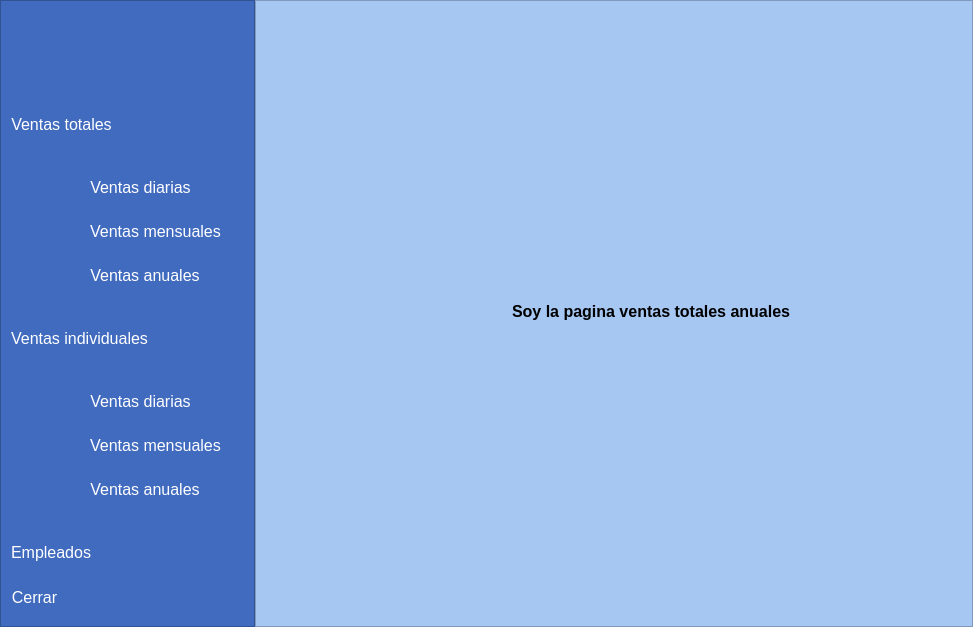
First picture: the form in Espressoft-master/ventas.ui, repository JulioSD26/Espressoft, before the edit.
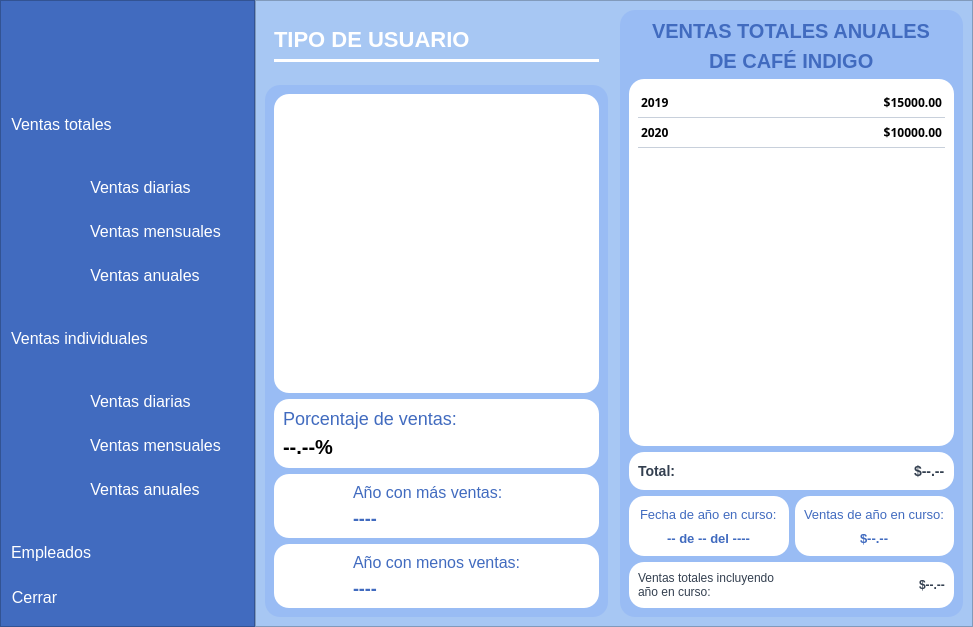
Second picture: the form after the edit. The open tabs and pages were chosen to show the change. Icons and pictures are not drawn. Custom widgets are drawn as their Qt base class.

Commit message: agregada ventana ventas totales anuales

Patch:
```diff
--- a/Espressoft-master/ventas.ui
+++ b/Espressoft-master/ventas.ui
@@ -53,7 +53,7 @@
        <property name="leftMargin">
         <number>0</number>
        </property>
-       <item>
+       <item alignment="Qt::AlignHCenter">
         <widget class="QLabel" name="logo_cafe_indigo">
          <property name="minimumSize">
           <size>
@@ -2427,26 +2427,938 @@
           </layout>
          </widget>
          <widget class="QWidget" name="pagina_ventas_totales_anuales">
-          <widget class="QLabel" name="label_6">
-           <property name="geometry">
-            <rect>
-             <x>256</x>
-             <y>270</y>
-             <width>321</width>
-             <height>81</height>
-            </rect>
-           </property>
-           <property name="font">
-            <font>
-             <pointsize>12</pointsize>
-             <weight>75</weight>
-             <bold>true</bold>
-            </font>
-           </property>
-           <property name="text">
-            <string>Soy la pagina ventas totales anuales</string>
-           </property>
-          </widget>
+          <layout class="QHBoxLayout" name="horizontalLayout_60">
+           <item>
+            <layout class="QHBoxLayout" name="horizontalLayout_42">
+             <property name="spacing">
+              <number>12</number>
+             </property>
+             <item>
+              <widget class="QFrame" name="frame_24">
+               <property name="styleSheet">
+                <string notr="true"/>
+               </property>
+               <layout class="QVBoxLayout" name="verticalLayout_21">
+                <property name="spacing">
+                 <number>5</number>
+                </property>
+                <property name="leftMargin">
+                 <number>0</number>
+                </property>
+                <property name="topMargin">
+                 <number>0</number>
+                </property>
+                <property name="rightMargin">
+                 <number>0</number>
+                </property>
+                <property name="bottomMargin">
+                 <number>0</number>
+                </property>
+                <item>
+                 <widget class="QWidget" name="widget_4" native="true">
+                  <property name="minimumSize">
+                   <size>
+                    <width>0</width>
+                    <height>70</height>
+                   </size>
+                  </property>
+                  <property name="maximumSize">
+                   <size>
+                    <width>16777215</width>
+                    <height>70</height>
+                   </size>
+                  </property>
+                  <layout class="QVBoxLayout" name="verticalLayout_33">
+                   <property name="spacing">
+                    <number>0</number>
+                   </property>
+                   <property name="rightMargin">
+                    <number>9</number>
+                   </property>
+                   <property name="bottomMargin">
+                    <number>9</number>
+                   </property>
+                   <item alignment="Qt::AlignTop">
+                    <widget class="QLabel" name="label_tipo_usuario_ventas_totales_anuales">
+                     <property name="minimumSize">
+                      <size>
+                       <width>0</width>
+                       <height>40</height>
+                      </size>
+                     </property>
+                     <property name="maximumSize">
+                      <size>
+                       <width>16777215</width>
+                       <height>40</height>
+                      </size>
+                     </property>
+                     <property name="styleSheet">
+                      <string notr="true">QLabel {
+	color: rgb(255, 255, 255);
+	font-family: 'Montserrat';
+	font-style: normal;
+	font-weight: bold;
+	font-size: 22px;
+}</string>
+                     </property>
+                     <property name="text">
+                      <string>TIPO DE USUARIO</string>
+                     </property>
+                    </widget>
+                   </item>
+                   <item alignment="Qt::AlignTop">
+                    <widget class="QFrame" name="frame_36">
+                     <property name="minimumSize">
+                      <size>
+                       <width>0</width>
+                       <height>3</height>
+                      </size>
+                     </property>
+                     <property name="maximumSize">
+                      <size>
+                       <width>16777215</width>
+                       <height>4</height>
+                      </size>
+                     </property>
+                     <property name="styleSheet">
+                      <string notr="true">background-color: rgb(255, 255, 255);
+border-radius: 2px;</string>
+                     </property>
+                     <property name="frameShape">
+                      <enum>QFrame::StyledPanel</enum>
+                     </property>
+                     <property name="frameShadow">
+                      <enum>QFrame::Raised</enum>
+                     </property>
+                    </widget>
+                   </item>
+                  </layout>
+                 </widget>
+                </item>
+                <item>
+                 <widget class="QFrame" name="frame_37">
+                  <property name="styleSheet">
+                   <string notr="true">QFrame {
+	background-color: rgb(153, 188, 244);
+	border-radius: 15px;
+}</string>
+                  </property>
+                  <property name="frameShape">
+                   <enum>QFrame::StyledPanel</enum>
+                  </property>
+                  <property name="frameShadow">
+                   <enum>QFrame::Raised</enum>
+                  </property>
+                  <layout class="QVBoxLayout" name="verticalLayout_34">
+                   <item>
+                    <widget class="PlotWidget" name="grafica_ventas_totales_anuales">
+                     <property name="sizePolicy">
+                      <sizepolicy hsizetype="Expanding" vsizetype="Expanding">
+                       <horstretch>0</horstretch>
+                       <verstretch>0</verstretch>
+                      </sizepolicy>
+                     </property>
+                     <property name="styleSheet">
+                      <string notr="true">background-color: rgb(255, 255, 255);
+border-radius: 15px;</string>
+                     </property>
+                    </widget>
+                   </item>
+                   <item>
+                    <widget class="QFrame" name="frame_39">
+                     <property name="styleSheet">
+                      <string notr="true">QFrame {
+	background-color: rgb(255, 255, 255);
+	border-radius: 15px;
+}</string>
+                     </property>
+                     <property name="frameShape">
+                      <enum>QFrame::StyledPanel</enum>
+                     </property>
+                     <property name="frameShadow">
+                      <enum>QFrame::Raised</enum>
+                     </property>
+                     <layout class="QHBoxLayout" name="horizontalLayout_51">
+                      <item>
+                       <layout class="QHBoxLayout" name="horizontalLayout_52">
+                        <item>
+                         <layout class="QVBoxLayout" name="verticalLayout_36">
+                          <item>
+                           <widget class="QLabel" name="label_28">
+                            <property name="styleSheet">
+                             <string notr="true">QLabel {
+	color: #416BBF;
+	font-family: 'Montserrat';
+	font-style: normal;
+	font-weight: 400;
+	font-size: 18px;
+}</string>
+                            </property>
+                            <property name="text">
+                             <string>Porcentaje de ventas:</string>
+                            </property>
+                           </widget>
+                          </item>
+                          <item>
+                           <widget class="QLabel" name="label_porcentaje_ventas_totales_anuales">
+                            <property name="styleSheet">
+                             <string notr="true">QLabel {
+	color: #000000;
+	font-family: 'Montserrat';
+	font-style: normal;
+	font-weight: bold;
+	font-size: 20px;
+}</string>
+                            </property>
+                            <property name="text">
+                             <string>--.--%</string>
+                            </property>
+                           </widget>
+                          </item>
+                         </layout>
+                        </item>
+                        <item alignment="Qt::AlignRight">
+                         <widget class="QLabel" name="label_29">
+                          <property name="text">
+                           <string/>
+                          </property>
+                          <property name="pixmap">
+                           <pixmap>resources/img/icono_estadistica.png</pixmap>
+                          </property>
+                         </widget>
+                        </item>
+                       </layout>
+                      </item>
+                     </layout>
+                    </widget>
+                   </item>
+                   <item>
+                    <widget class="QFrame" name="frame_40">
+                     <property name="styleSheet">
+                      <string notr="true">QFrame {
+	background-color: rgb(255, 255, 255);
+	border-radius: 15px;
+}</string>
+                     </property>
+                     <property name="frameShape">
+                      <enum>QFrame::StyledPanel</enum>
+                     </property>
+                     <property name="frameShadow">
+                      <enum>QFrame::Raised</enum>
+                     </property>
+                     <layout class="QHBoxLayout" name="horizontalLayout_53">
+                      <item>
+                       <layout class="QHBoxLayout" name="horizontalLayout_54">
+                        <item>
+                         <widget class="QLabel" name="label_30">
+                          <property name="maximumSize">
+                           <size>
+                            <width>64</width>
+                            <height>16777215</height>
+                           </size>
+                          </property>
+                          <property name="text">
+                           <string/>
+                          </property>
+                          <property name="pixmap">
+                           <pixmap>resources/img/icono_mes_mas_ventas.png</pixmap>
+                          </property>
+                         </widget>
+                        </item>
+                        <item>
+                         <layout class="QVBoxLayout" name="verticalLayout_37">
+                          <item>
+                           <widget class="QLabel" name="label_34">
+                            <property name="styleSheet">
+                             <string notr="true">QLabel {
+	color: #416BBF;
+	font-family: 'Montserrat';
+	font-style: normal;
+	font-weight: 400;
+	font-size: 16px;
+}</string>
+                            </property>
+                            <property name="text">
+                             <string>Año con más ventas:</string>
+                            </property>
+                           </widget>
+                          </item>
+                          <item>
+                           <widget class="QLabel" name="label_anio_mas_ventas_totales_anuales">
+                            <property name="styleSheet">
+                             <string notr="true">QLabel {
+	color: #416BBF;
+	font-family: 'Montserrat';
+	font-style: normal;
+	font-weight: bold;
+	font-size: 18px;
+}</string>
+                            </property>
+                            <property name="text">
+                             <string>----</string>
+                            </property>
+                           </widget>
+                          </item>
+                         </layout>
+                        </item>
+                       </layout>
+                      </item>
+                     </layout>
+                    </widget>
+                   </item>
+                   <item>
+                    <widget class="QFrame" name="frame_41">
+                     <property name="styleSheet">
+                      <string notr="true">QFrame {
+	background-color: rgb(255, 255, 255);
+	border-radius: 15px;
+}</string>
+                     </property>
+                     <property name="frameShape">
+                      <enum>QFrame::StyledPanel</enum>
+                     </property>
+                     <property name="frameShadow">
+                      <enum>QFrame::Raised</enum>
+                     </property>
+                     <layout class="QHBoxLayout" name="horizontalLayout_55">
+                      <item>
+                       <layout class="QHBoxLayout" name="horizontalLayout_56">
+                        <item>
+                         <widget class="QLabel" name="label_40">
+                          <property name="maximumSize">
+                           <size>
+                            <width>64</width>
+                            <height>16777215</height>
+                           </size>
+                          </property>
+                          <property name="text">
+                           <string/>
+                          </property>
+                          <property name="pixmap">
+                           <pixmap>resources/img/icono_mes_menos_ventas.png</pixmap>
+                          </property>
+                         </widget>
+                        </item>
+                        <item>
+                         <layout class="QVBoxLayout" name="verticalLayout_38">
+                          <item>
+                           <widget class="QLabel" name="label_41">
+                            <property name="styleSheet">
+                             <string notr="true">QLabel {
+	color: #416BBF;
+	font-family: 'Montserrat';
+	font-style: normal;
+	font-weight: 400;
+	font-size: 16px;
+}</string>
+                            </property>
+                            <property name="text">
+                             <string>Año con menos ventas:</string>
+                            </property>
+                           </widget>
+                          </item>
+                          <item>
+                           <widget class="QLabel" name="label_anio_menos_ventas_totales_anuales">
+                            <property name="styleSheet">
+                             <string notr="true">QLabel {
+	color: #416BBF;
+	font-family: 'Montserrat';
+	font-style: normal;
+	font-weight: bold;
+	font-size: 18px;
+}</string>
+                            </property>
+                            <property name="text">
+                             <string>----</string>
+                            </property>
+                           </widget>
+                          </item>
+                         </layout>
+                        </item>
+                       </layout>
+                      </item>
+                     </layout>
+                    </widget>
+                   </item>
+                  </layout>
+                 </widget>
+                </item>
+               </layout>
+              </widget>
+             </item>
+             <item>
+              <widget class="QFrame" name="frame_42">
+               <property name="maximumSize">
+                <size>
+                 <width>500</width>
+                 <height>16777215</height>
+                </size>
+               </property>
+               <property name="styleSheet">
+                <string notr="true">QFrame {
+	background-color: #99bcf4;
+	border-radius: 15px;
+}</string>
+               </property>
+               <layout class="QVBoxLayout" name="verticalLayout_39">
+                <item alignment="Qt::AlignHCenter">
+                 <widget class="QLabel" name="label_42">
+                  <property name="styleSheet">
+                   <string notr="true">QLabel {
+	color: #416BBF;	
+	font-family: 'Montserrat';
+	fo	nt-style: normal;
+	font-weight: 800;
+	font-size: 20px;
+	text-align: center;
+}</string>
+                  </property>
+                  <property name="text">
+                   <string>VENTAS TOTALES ANUALES</string>
+                  </property>
+                  <property name="wordWrap">
+                   <bool>false</bool>
+                  </property>
+                 </widget>
+                </item>
+                <item alignment="Qt::AlignHCenter">
+                 <widget class="QLabel" name="label_43">
+                  <property name="styleSheet">
+                   <string notr="true">QLabel {
+	color: #416BBF;	
+	font-family: 'Montserrat';
+	fo	nt-style: normal;
+	font-weight: 800;
+	font-size: 20px;
+	text-align: center;
+}</string>
+                  </property>
+                  <property name="text">
+                   <string>DE CAFÉ INDIGO</string>
+                  </property>
+                  <property name="wordWrap">
+                   <bool>true</bool>
+                  </property>
+                 </widget>
+                </item>
+                <item>
+                 <widget class="QFrame" name="frame_43">
+                  <property name="styleSheet">
+                   <string notr="true">QFrame {
+	background-color: rgb(255, 255, 255);
+	border-radius: 15px;
+}</string>
+                  </property>
+                  <property name="frameShape">
+                   <enum>QFrame::StyledPanel</enum>
+                  </property>
+                  <property name="frameShadow">
+                   <enum>QFrame::Raised</enum>
+                  </property>
+                  <layout class="QHBoxLayout" name="horizontalLayout_57">
+                   <property name="spacing">
+                    <number>6</number>
+                   </property>
+                   <property name="leftMargin">
+                    <number>9</number>
+                   </property>
+                   <property name="topMargin">
+                    <number>9</number>
+                   </property>
+                   <property name="rightMargin">
+                    <number>9</number>
+                   </property>
+                   <property name="bottomMargin">
+                    <number>9</number>
+                   </property>
+                   <item>
+                    <widget class="QTableWidget" name="tabla_ventas_totales_anuales">
+                     <property name="sizePolicy">
+                      <sizepolicy hsizetype="Expanding" vsizetype="Expanding">
+                       <horstretch>0</horstretch>
+                       <verstretch>0</verstretch>
+                      </sizepolicy>
+                     </property>
+                     <property name="styleSheet">
+                      <string notr="true">QTableWidget::item {
+	border-bottom: 1px solid #C8D0DB;
+	font-family: 'Montserrat';
+	font-style: normal;
+	font-weight: 600;
+	color: #000000;
+}
+
+
+</string>
+                     </property>
+                     <property name="sizeAdjustPolicy">
+                      <enum>QAbstractScrollArea::AdjustIgnored</enum>
+                     </property>
+                     <property name="editTriggers">
+                      <set>QAbstractItemView::NoEditTriggers</set>
+                     </property>
+                     <property name="showDropIndicator" stdset="0">
+                      <bool>false</bool>
+                     </property>
+                     <property name="dragDropOverwriteMode">
+                      <bool>false</bool>
+                     </property>
+                     <property name="alternatingRowColors">
+                      <bool>false</bool>
+                     </property>
+                     <property name="selectionMode">
+                      <enum>QAbstractItemView::NoSelection</enum>
+                     </property>
+                     <property name="selectionBehavior">
+                      <enum>QAbstractItemView::SelectRows</enum>
+                     </property>
+                     <property name="textElideMode">
+                      <enum>Qt::ElideRight</enum>
+                     </property>
+                     <property name="verticalScrollMode">
+                      <enum>QAbstractItemView::ScrollPerPixel</enum>
+                     </property>
+                     <property name="horizontalScrollMode">
+                      <enum>QAbstractItemView::ScrollPerPixel</enum>
+                     </property>
+                     <property name="showGrid">
+                      <bool>false</bool>
+                     </property>
+                     <property name="gridStyle">
+                      <enum>Qt::NoPen</enum>
+                     </property>
+                     <property name="sortingEnabled">
+                      <bool>false</bool>
+                     </property>
+                     <property name="wordWrap">
+                      <bool>false</bool>
+                     </property>
+                     <property name="cornerButtonEnabled">
+                      <bool>false</bool>
+                     </property>
+                     <attribute name="horizontalHeaderVisible">
+                      <bool>false</bool>
+                     </attribute>
+                     <attribute name="horizontalHeaderCascadingSectionResizes">
+                      <bool>false</bool>
+                     </attribute>
+                     <attribute name="horizontalHeaderMinimumSectionSize">
+                      <number>39</number>
+                     </attribute>
+                     <attribute name="horizontalHeaderHighlightSections">
+                      <bool>true</bool>
+                     </attribute>
+                     <attribute name="horizontalHeaderShowSortIndicator" stdset="0">
+                      <bool>false</bool>
+                     </attribute>
+                     <attribute name="horizontalHeaderStretchLastSection">
+                      <bool>true</bool>
+                     </attribute>
+                     <attribute name="verticalHeaderVisible">
+                      <bool>false</bool>
+                     </attribute>
+                     <attribute name="verticalHeaderCascadingSectionResizes">
+                      <bool>false</bool>
+                     </attribute>
+                     <attribute name="verticalHeaderHighlightSections">
+                      <bool>false</bool>
+                     </attribute>
+                     <attribute name="verticalHeaderStretchLastSection">
+                      <bool>false</bool>
+                     </attribute>
+                     <row>
+                      <property name="text">
+                       <string>1</string>
+                      </property>
+                     </row>
+                     <row>
+                      <property name="text">
+                       <string>2</string>
+                      </property>
+                     </row>
+                     <column>
+                      <property name="text">
+                       <string>Año</string>
+                      </property>
+                      <property name="font">
+                       <font>
+                        <family>Montserrat</family>
+                       </font>
+                      </property>
+                      <property name="textAlignment">
+                       <set>AlignCenter</set>
+                      </property>
+                      <property name="background">
+                       <color>
+                        <red>248</red>
+                        <green>250</green>
+                        <blue>255</blue>
+                       </color>
+                      </property>
+                      <property name="foreground">
+                       <brush brushstyle="SolidPattern">
+                        <color alpha="255">
+                         <red>52</red>
+                         <green>64</green>
+                         <blue>80</blue>
+                        </color>
+                       </brush>
+                      </property>
+                     </column>
+                     <column>
+                      <property name="text">
+                       <string>Ingresos totales</string>
+                      </property>
+                      <property name="font">
+                       <font>
+                        <family>Montserrat</family>
+                       </font>
+                      </property>
+                      <property name="textAlignment">
+                       <set>AlignCenter</set>
+                      </property>
+                      <property name="background">
+                       <color>
+                        <red>248</red>
+                        <green>250</green>
+                        <blue>255</blue>
+                       </color>
+                      </property>
+                      <property name="foreground">
+                       <brush brushstyle="SolidPattern">
+                        <color alpha="255">
+                         <red>52</red>
+                         <green>64</green>
+                         <blue>80</blue>
+                        </color>
+                       </brush>
+                      </property>
+                     </column>
+                     <item row="0" column="0">
+                      <property name="text">
+                       <string>2019</string>
+                      </property>
+                      <property name="font">
+                       <font>
+                        <family>Montserrat</family>
+                        <weight>75</weight>
+                        <bold>true</bold>
+                       </font>
+                      </property>
+                      <property name="flags">
+                       <set>ItemIsEnabled</set>
+                      </property>
+                     </item>
+                     <item row="0" column="1">
+                      <property name="text">
+                       <string>$15000.00</string>
+                      </property>
+                      <property name="font">
+                       <font>
+                        <family>Montserrat</family>
+                        <weight>75</weight>
+                        <bold>true</bold>
+                       </font>
+                      </property>
+                      <property name="textAlignment">
+                       <set>AlignTrailing|AlignVCenter</set>
+                      </property>
+                     </item>
+                     <item row="1" column="0">
+                      <property name="text">
+                       <string>2020</string>
+                      </property>
+                      <property name="font">
+                       <font>
+                        <family>Montserrat</family>
+                        <weight>75</weight>
+                        <bold>true</bold>
+                       </font>
+                      </property>
+                     </item>
+                     <item row="1" column="1">
+                      <property name="text">
+                       <string>$10000.00</string>
+                      </property>
+                      <property name="font">
+                       <font>
+                        <family>Montserrat</family>
+                        <weight>75</weight>
+                        <bold>true</bold>
+                       </font>
+                      </property>
+                      <property name="textAlignment">
+                       <set>AlignTrailing|AlignVCenter</set>
+                      </property>
+                     </item>
+                    </widget>
+                   </item>
+                  </layout>
+                 </widget>
+                </item>
+                <item>
+                 <widget class="QFrame" name="frame_44">
+                  <property name="styleSheet">
+                   <string notr="true">QFrame {
+	background-color: rgb(255, 255, 255);
+	border-radius: 15px;
+}</string>
+                  </property>
+                  <property name="frameShape">
+                   <enum>QFrame::StyledPanel</enum>
+                  </property>
+                  <property name="frameShadow">
+                   <enum>QFrame::Raised</enum>
+                  </property>
+                  <layout class="QHBoxLayout" name="horizontalLayout_58">
+                   <item>
+                    <layout class="QHBoxLayout" name="horizontalLayout_59">
+                     <item>
+                      <widget class="QLabel" name="label_44">
+                       <property name="styleSheet">
+                        <string notr="true">QLabel {
+	color: #344050;
+	font-family: 'Montserrat';
+	font-style: normal;
+	font-weight: 600;
+	font-size: 14px;
+}</string>
+                       </property>
+                       <property name="text">
+                        <string>Total:</string>
+                       </property>
+                      </widget>
+                     </item>
+                     <item>
+                      <spacer name="horizontalSpacer_7">
+                       <property name="orientation">
+                        <enum>Qt::Horizontal</enum>
+                       </property>
+                       <property name="sizeHint" stdset="0">
+                        <size>
+                         <width>40</width>
+                         <height>20</height>
+                        </size>
+                       </property>
+                      </spacer>
+                     </item>
+                     <item>
+                      <widget class="QLabel" name="label_total_ventas_totales_anuales">
+                       <property name="styleSheet">
+                        <string notr="true">QLabel {
+	color: #344050;
+	font-family: 'Montserrat';
+	font-style: normal;
+	font-weight: 600;
+	font-size: 14px;
+}</string>
+                       </property>
+                       <property name="text">
+                        <string>$--.--</string>
+                       </property>
+                      </widget>
+                     </item>
+                    </layout>
+                   </item>
+                  </layout>
+                 </widget>
+                </item>
+                <item>
+                 <layout class="QHBoxLayout" name="horizontalLayout_61">
+                  <item>
+                   <widget class="QFrame" name="frame_45">
+                    <property name="styleSheet">
+                     <string notr="true">QFrame {
+	background-color: rgb(255, 255, 255);
+	border-radius: 15px;
+}</string>
+                    </property>
+                    <property name="frameShape">
+                     <enum>QFrame::StyledPanel</enum>
+                    </property>
+                    <property name="frameShadow">
+                     <enum>QFrame::Raised</enum>
+                    </property>
+                    <layout class="QVBoxLayout" name="verticalLayout_43">
+                     <property name="leftMargin">
+                      <number>6</number>
+                     </property>
+                     <property name="rightMargin">
+                      <number>6</number>
+                     </property>
+                     <item>
+                      <layout class="QVBoxLayout" name="verticalLayout_41">
+                       <item alignment="Qt::AlignHCenter">
+                        <widget class="QLabel" name="label_6">
+                         <property name="styleSheet">
+                          <string notr="true">QLabel {
+	color: #416BBF;
+	font-family: 'Montserrat';
+	font-style: normal;
+	font-weight: 400;
+	font-size: 13px;
+}</string>
+                         </property>
+                         <property name="text">
+                          <string>Fecha de año en curso:</string>
+                         </property>
+                        </widget>
+                       </item>
+                       <item alignment="Qt::AlignHCenter">
+                        <widget class="QLabel" name="label_fecha_anio_en_curso_ventas_totales_anuales">
+                         <property name="styleSheet">
+                          <string notr="true">QLabel {
+	color: #416BBF;
+	font-family: 'Montserrat';
+	font-style: normal;
+	font-weight: 700;
+	font-size: 13px;
+}</string>
+                         </property>
+                         <property name="text">
+                          <string>-- de -- del ----</string>
+                         </property>
+                        </widget>
+                       </item>
+                      </layout>
+                     </item>
+                    </layout>
+                   </widget>
+                  </item>
+                  <item>
+                   <widget class="QFrame" name="frame_38">
+                    <property name="minimumSize">
+                     <size>
+                      <width>0</width>
+                      <height>60</height>
+                     </size>
+                    </property>
+                    <property name="styleSheet">
+                     <string notr="true">QFrame {
+	background-color: rgb(255, 255, 255);
+	border-radius: 15px;
+}</string>
+                    </property>
+                    <property name="frameShape">
+                     <enum>QFrame::StyledPanel</enum>
+                    </property>
+                    <property name="frameShadow">
+                     <enum>QFrame::Raised</enum>
+                    </property>
+                    <layout class="QVBoxLayout" name="verticalLayout_44">
+                     <property name="leftMargin">
+                      <number>6</number>
+                     </property>
+                     <property name="topMargin">
+                      <number>9</number>
+                     </property>
+                     <property name="rightMargin">
+                      <number>6</number>
+                     </property>
+                     <item>
+                      <layout class="QVBoxLayout" name="verticalLayout_42">
+                       <item alignment="Qt::AlignHCenter">
+                        <widget class="QLabel" name="label_47">
+                         <property name="styleSheet">
+                          <string notr="true">QLabel {
+	color: #416BBF;
+	font-family: 'Montserrat';
+	font-style: normal;
+	font-weight: 400;
+	font-size: 13px;
+}</string>
+                         </property>
+                         <property name="text">
+                          <string>Ventas de año en curso:</string>
+                         </property>
+                        </widget>
+                       </item>
+                       <item alignment="Qt::AlignHCenter">
+                        <widget class="QLabel" name="label_ventas_anio_en_curso_ventas_totales_anuales">
+                         <property name="styleSheet">
+                          <string notr="true">QLabel {
+	color: #416BBF;
+	font-family: 'Montserrat';
+	font-style: normal;
+	font-weight: 700;
+	font-size: 13px;
+}</string>
+                         </property>
+                         <property name="text">
+                          <string>$--.--</string>
+                         </property>
+                        </widget>
+                       </item>
+                      </layout>
+                     </item>
+                    </layout>
+                   </widget>
+                  </item>
+                 </layout>
+                </item>
+                <item>
+                 <widget class="QFrame" name="frame_46">
+                  <property name="styleSheet">
+                   <string notr="true">QFrame {
+	background-color: rgb(255, 255, 255);
+	border-radius: 15px;
+}</string>
+                  </property>
+                  <property name="frameShape">
+                   <enum>QFrame::StyledPanel</enum>
+                  </property>
+                  <property name="frameShadow">
+                   <enum>QFrame::Raised</enum>
+                  </property>
+                  <layout class="QHBoxLayout" name="horizontalLayout_62">
+                   <item>
+                    <layout class="QHBoxLayout" name="horizontalLayout_50">
+                     <item alignment="Qt::AlignLeft">
+                      <widget class="QLabel" name="label_49">
+                       <property name="styleSheet">
+                        <string notr="true">QLabel {
+	color: #344050;
+	font-family: 'Montserrat';
+	font-style: normal;
+	font-weight: 400;
+	font-size: 12px;
+}</string>
+                       </property>
+                       <property name="text">
+                        <string>Ventas totales incluyendo año en curso:</string>
+                       </property>
+                       <property name="wordWrap">
+                        <bool>true</bool>
+                       </property>
+                      </widget>
+                     </item>
+                     <item alignment="Qt::AlignRight">
+                      <widget class="QLabel" name="label_ventas_totales_incluyendo_anio_en_curso_ventas_totales_anuales">
+                       <property name="styleSheet">
+                        <string notr="true">QLabel {
+	color: #344050;
+	font-family: 'Montserrat';
+	font-style: normal;
+	font-weight: 700;
+	font-size: 12px;
+}</string>
+                       </property>
+                       <property name="text">
+                        <string>$--.--</string>
+                       </property>
+                      </widget>
+                     </item>
+                    </layout>
+                   </item>
+                  </layout>
+                 </widget>
+                </item>
+               </layout>
+              </widget>
+             </item>
+            </layout>
+           </item>
+          </layout>
          </widget>
          <widget class="QWidget" name="pagina_ventas_individuales_diarias">
           <layout class="QHBoxLayout" name="horizontalLayout_43">
```
Left out of the diff: 4 changed lines with no effect on the pictures. The commit also changes 2 other files.
